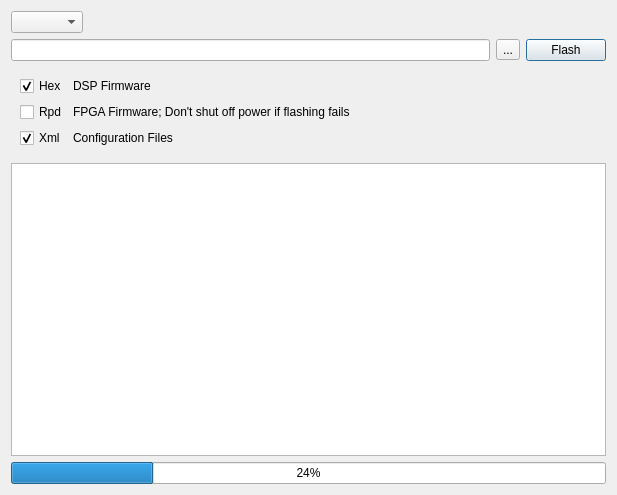
This is App/AppSDT/FirmwareFlashDialog/firmwareflashdialog.ui in tiangaomingjing/ServoDriveTech as Qt 5 draws it before an edit. The edited form follows.
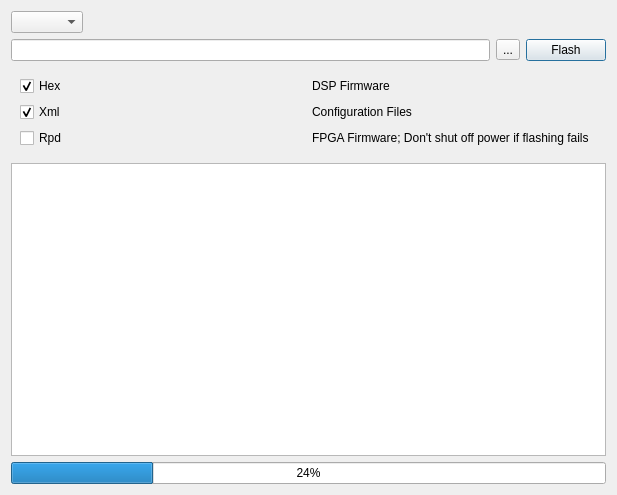
This is the edited form.

What changed in the file:
```diff
--- a/App/AppSDT/FirmwareFlashDialog/firmwareflashdialog.ui
+++ b/App/AppSDT/FirmwareFlashDialog/firmwareflashdialog.ui
@@ -64,7 +64,7 @@
    </item>
    <item>
     <widget class="QWidget" name="widget_firm" native="true">
-     <layout class="QFormLayout" name="formLayout">
+     <layout class="QGridLayout" name="gridLayout">
       <item row="0" column="0">
        <widget class="QCheckBox" name="checkBox_firmHex">
         <property name="enabled">
@@ -89,20 +89,6 @@
        </widget>
       </item>
       <item row="1" column="0">
-       <widget class="QCheckBox" name="checkBox_firmRpd">
-        <property name="text">
-         <string>Rpd</string>
-        </property>
-       </widget>
-      </item>
-      <item row="1" column="1">
-       <widget class="QLabel" name="label_2">
-        <property name="text">
-         <string>FPGA Firmware; Don't shut off power if flashing fails</string>
-        </property>
-       </widget>
-      </item>
-      <item row="2" column="0">
        <widget class="QCheckBox" name="checkBox_firmXml">
         <property name="text">
          <string>Xml</string>
@@ -112,13 +98,27 @@
         </property>
        </widget>
       </item>
-      <item row="2" column="1">
+      <item row="1" column="1">
        <widget class="QLabel" name="label_3">
         <property name="text">
          <string>Configuration Files</string>
         </property>
        </widget>
       </item>
+      <item row="2" column="0">
+       <widget class="QCheckBox" name="checkBox_firmRpd">
+        <property name="text">
+         <string>Rpd</string>
+        </property>
+       </widget>
+      </item>
+      <item row="2" column="1">
+       <widget class="QLabel" name="label_2">
+        <property name="text">
+         <string>FPGA Firmware; Don't shut off power if flashing fails</string>
+        </property>
+       </widget>
+      </item>
      </layout>
     </widget>
    </item>
```
